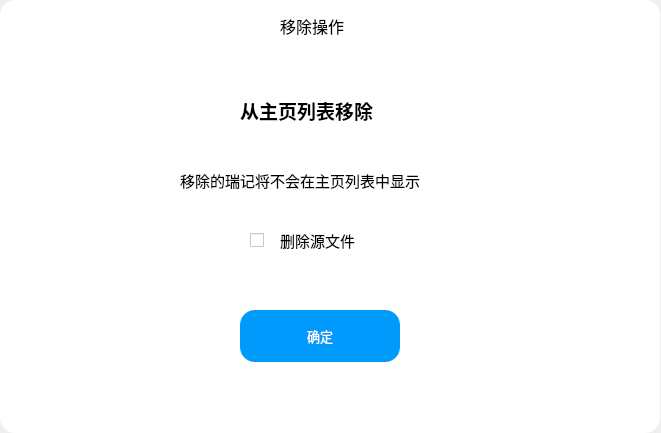
Before: the Qt Designer form delete.ui in EricGu1001/Ruiji_dev, drawn with Qt 5.
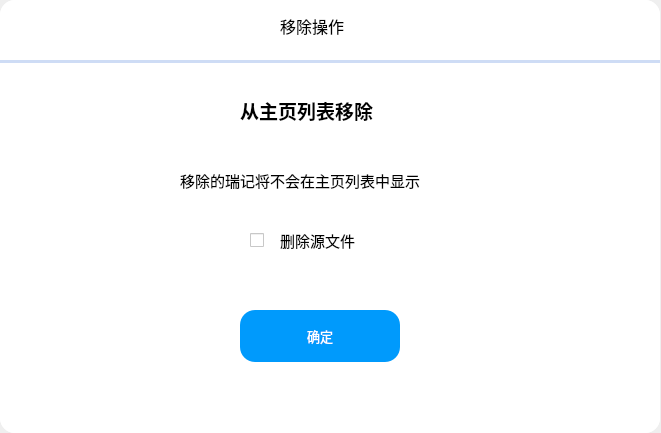
After: the same form once the commit is applied. Custom widgets are drawn as their Qt base class.

What changed in the file:
```diff
--- a/delete.ui
+++ b/delete.ui
@@ -22,6 +22,9 @@
      <height>433</height>
     </rect>
    </property>
+   <property name="styleSheet">
+    <string notr="true">background-color: rgb(255, 255, 255);border-radius:15px;</string>
+   </property>
    <widget class="QFrame" name="frame">
     <property name="geometry">
      <rect>
@@ -153,9 +156,43 @@
       <string>确定</string>
      </property>
     </widget>
+    <widget class="Line" name="line">
+     <property name="geometry">
+      <rect>
+       <x>0</x>
+       <y>60</y>
+       <width>660</width>
+       <height>3</height>
+      </rect>
+     </property>
+     <property name="styleSheet">
+      <string notr="true">background-color: rgba(206, 220, 245, 1);</string>
+     </property>
+     <property name="orientation">
+      <enum>Qt::Horizontal</enum>
+     </property>
+    </widget>
+    <widget class="PictureBox" name="widget_2" native="true">
+     <property name="geometry">
+      <rect>
+       <x>20</x>
+       <y>10</y>
+       <width>30</width>
+       <height>30</height>
+      </rect>
+     </property>
+    </widget>
    </widget>
   </widget>
  </widget>
+ <customwidgets>
+  <customwidget>
+   <class>PictureBox</class>
+   <extends>QWidget</extends>
+   <header>picturebox.h</header>
+   <container>1</container>
+  </customwidget>
+ </customwidgets>
  <resources/>
  <connections/>
 </ui>
```
